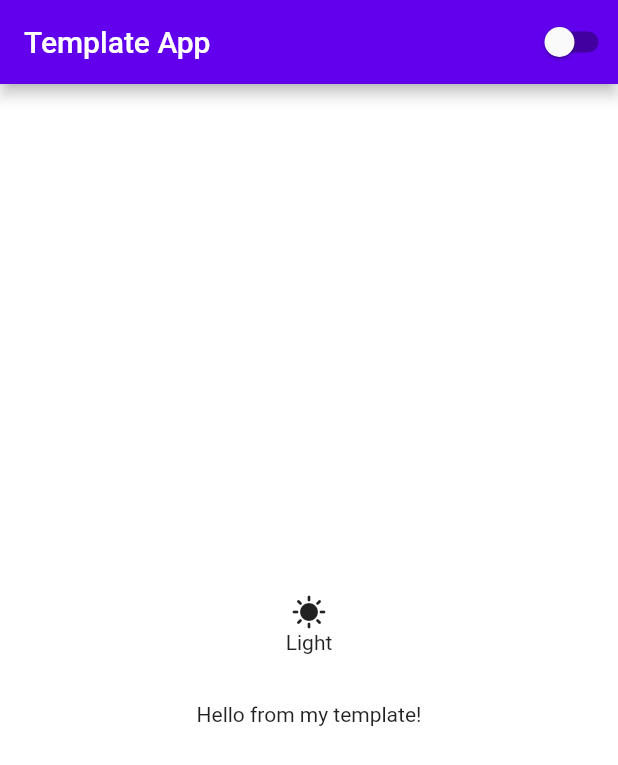
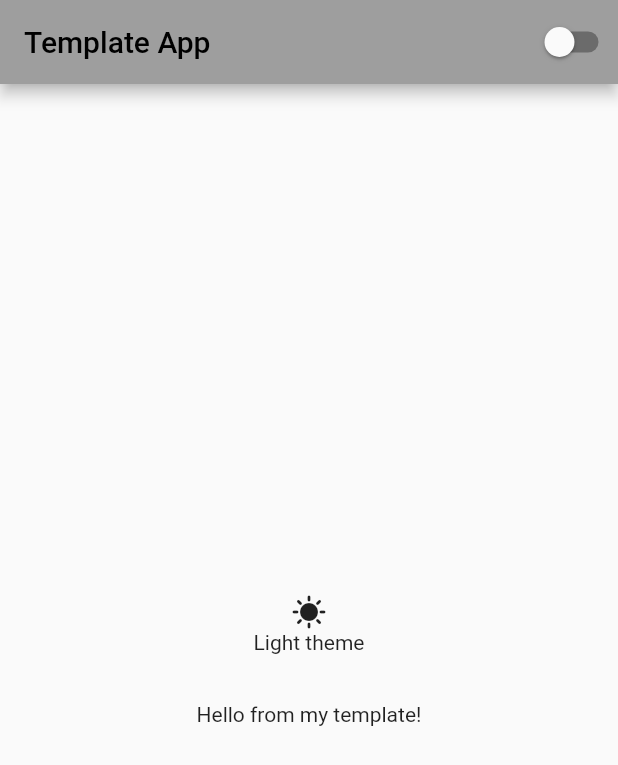
Before and after one commit to barreiradlc/flutter-template, a Flutter app: the screen it shows after launch, on a phone screen of 412 x 824 dp. Shown: the top 765 px of the screen. Run offline on Flutter 3.47's test engine with Material 2 defaults, Android fonts, the phone set to English and light mode, and no system bars; generated files the repository leaves out were written again.

Commit message:
Theme default and localizations

```diff
--- a/lib/l10n/app_en.arb
+++ b/lib/l10n/app_en.arb
@@ -1,6 +1,8 @@
  {
-     "helloWorld": "Hello from my template!",
-     "@helloWorld": {
+    "helloWorld": "Hello from my template!",
+    "@helloWorld": {
          "description": "The greeting shown that the english localization is working fine"
-     }
+    },
+    "darkTheme" : "Dark theme",
+    "lightTheme": "Light theme"
  }
--- a/lib/l10n/app_pt.arb
+++ b/lib/l10n/app_pt.arb
@@ -1,6 +1,5 @@
  {
-     "helloWorld": "Olá, direto de nosso template!",
-     "@helloWorld": {
-         "description": "Saudações em português afim e provar que está tudo bem com a localização em português"
-     }
+    "helloWorld": "Olá, direto de nosso template!",
+    "darkTheme": "Tema escuro",
+    "lightTheme": "Tema claro"
  }
--- a/lib/pages/home.dart
+++ b/lib/pages/home.dart
@@ -17,7 +17,8 @@ class _HomePageState extends State<HomePage> {
     AppLocalizations? localization = AppLocalizations.of(context);
     ThemeProvider theme = Provider.of<ThemeProvider>(context);
 
-    String mode = theme.isDarkTheme ? "Dark" : "Light";
+    String themeName =
+        theme.isDarkTheme ? localization!.darkTheme : localization!.lightTheme;
 
     return Scaffold(
         appBar: AppBar(
@@ -34,13 +35,13 @@ class _HomePageState extends State<HomePage> {
               Column(
                 children: [
                   Icon(theme.isDarkTheme ? Icons.nightlight : Icons.sunny),
-                  Text(mode),
+                  Text(themeName),
                 ],
               ),
               Container(
                 height: 32,
               ),
-              Text(localization!.helloWorld),
+              Text(localization.helloWorld),
             ],
           ),
         ));
--- a/lib/themes/darkTheme.dart
+++ b/lib/themes/darkTheme.dart
@@ -1,10 +1,13 @@
-// ignore_for_file: non_constant_identifier_names
-
 import 'package:flutter/material.dart';
 
 class DarkTheme {
   var theme = ThemeData(
-    scaffoldBackgroundColor: Colors.grey.shade900,
-    colorScheme: ColorScheme.dark(),
+    primarySwatch: Colors.grey,
+    primaryColor: Colors.black,
+    brightness: Brightness.dark,
+    backgroundColor: const Color(0xFF212121),
+    accentColor: Colors.white,
+    accentIconTheme: IconThemeData(color: Colors.black),
+    dividerColor: Colors.black12,
   );
 }
--- a/lib/themes/lightTheme.dart
+++ b/lib/themes/lightTheme.dart
@@ -1,10 +1,13 @@
-// ignore_for_file: non_constant_identifier_names
-
 import 'package:flutter/material.dart';
 
 class LightTheme {
   var theme = ThemeData(
-    scaffoldBackgroundColor: Colors.white,
-    colorScheme: ColorScheme.light(),
+    primarySwatch: Colors.grey,
+    primaryColor: Colors.white,
+    brightness: Brightness.light,
+    backgroundColor: const Color(0xFFE5E5E5),
+    accentColor: Colors.black,
+    accentIconTheme: IconThemeData(color: Colors.white),
+    dividerColor: Colors.white54,
   );
 }
```
